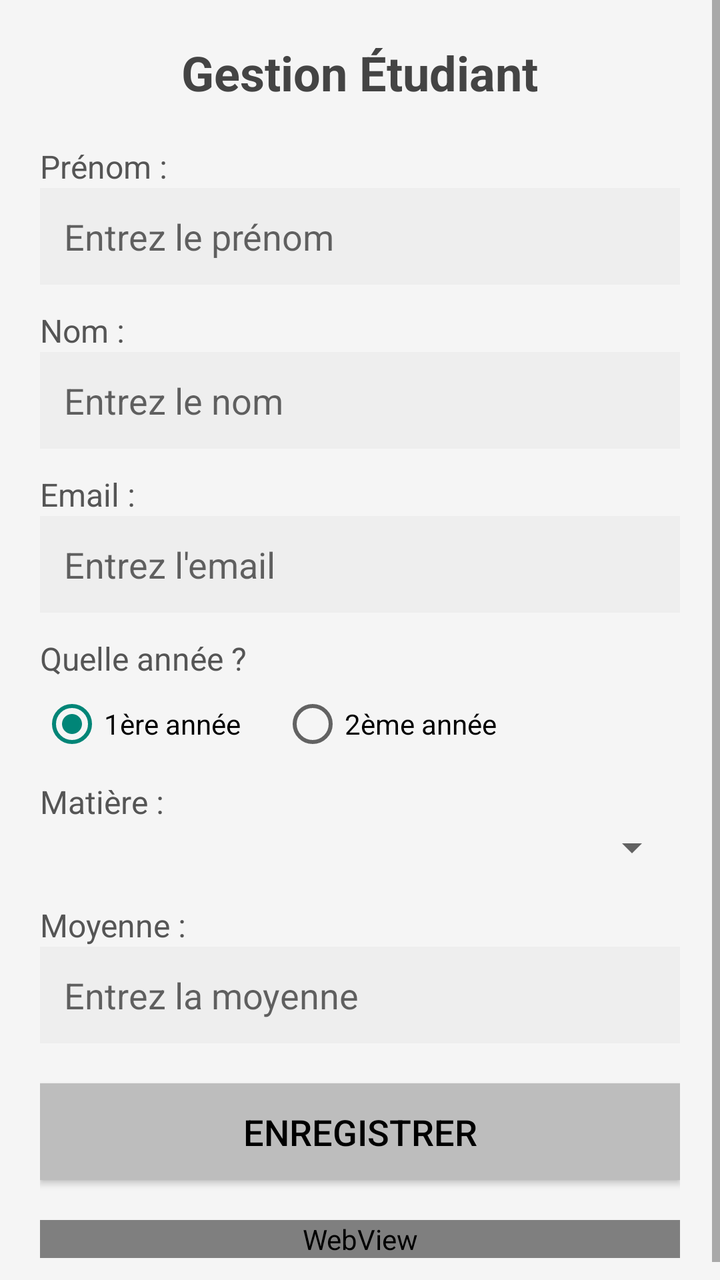
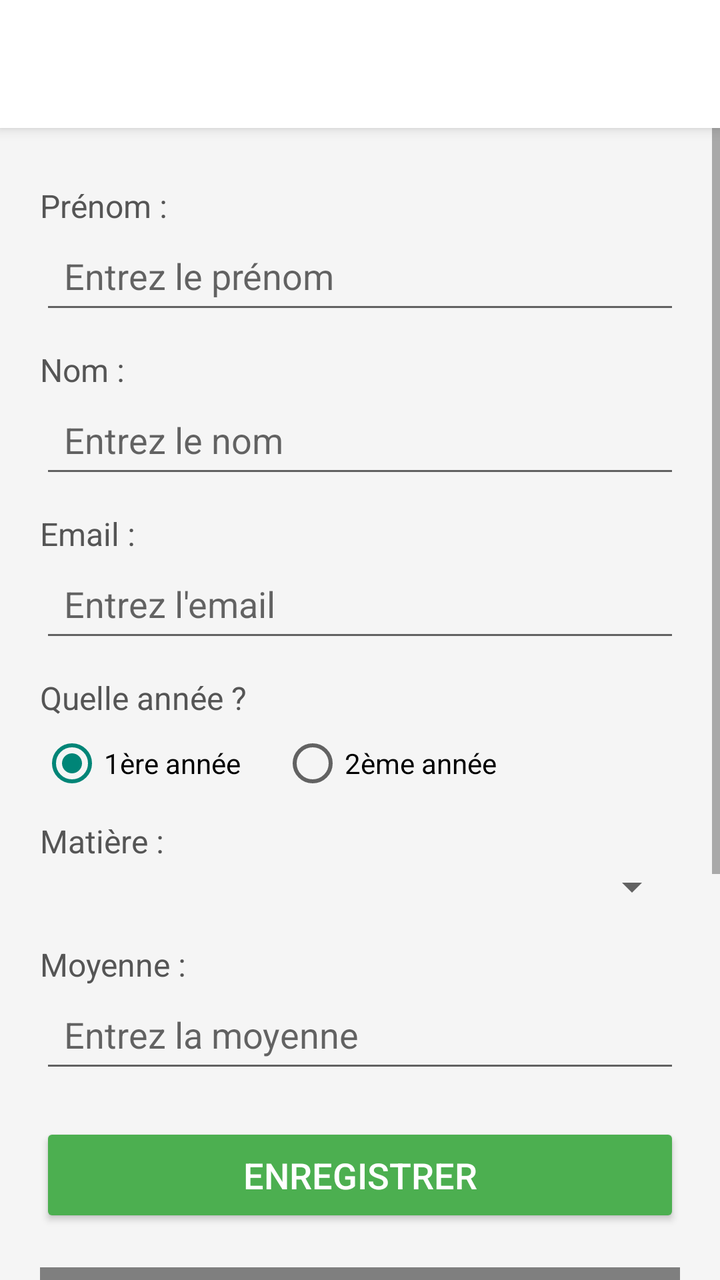

Compare the two renders of this Android layout. The source of the first and the diff that turns it into the second are given below.
<!-- AndroidManifest.xml: application theme Theme.AppCompat.Light.DarkActionBar -->
<!-- res/layout/activity_gestion_etudiant.xml -->
<?xml version="1.0" encoding="utf-8"?>
<ScrollView xmlns:android="http://schemas.android.com/apk/res/android"
    xmlns:tools="http://schemas.android.com/tools"
    android:layout_width="match_parent"
    android:layout_height="match_parent"
    android:background="#F5F5F5">

    <LinearLayout
        android:layout_width="match_parent"
        android:layout_height="wrap_content"
        android:orientation="vertical"
        android:padding="20dp"
        tools:ignore="WebViewLayout">

        <TextView
            android:layout_width="wrap_content"
            android:layout_height="wrap_content"
            android:text="Gestion Étudiant"
            android:textSize="24sp"
            android:textColor="#444444"
            android:textStyle="bold"
            android:layout_gravity="center"
            android:layout_marginBottom="20dp"/>

        <TextView
            android:layout_width="wrap_content"
            android:layout_height="wrap_content"
            android:text="Prénom :"
            android:textSize="16sp"
            android:textColor="#555555"/>

        <EditText
            android:id="@+id/etPrenom"
            android:layout_width="match_parent"
            android:layout_height="wrap_content"
            android:hint="Entrez le prénom"
            android:background="#EEEEEE"
            android:padding="12dp"
            android:layout_marginBottom="12dp"/>

        <TextView
            android:layout_width="wrap_content"
            android:layout_height="wrap_content"
            android:text="Nom :"
            android:textSize="16sp"
            android:textColor="#555555"/>

        <EditText
            android:id="@+id/etNom"
            android:layout_width="match_parent"
            android:layout_height="wrap_content"
            android:hint="Entrez le nom"
            android:background="#EEEEEE"
            android:padding="12dp"
            android:layout_marginBottom="12dp"/>

        <TextView
            android:layout_width="wrap_content"
            android:layout_height="wrap_content"
            android:text="Email :"
            android:textSize="16sp"
            android:textColor="#555555"/>

        <EditText
            android:id="@+id/etEmail"
            android:layout_width="match_parent"
            android:layout_height="wrap_content"
            android:hint="Entrez l'email"
            android:background="#EEEEEE"
            android:padding="12dp"
            android:inputType="textEmailAddress"
            android:layout_marginBottom="12dp"/>

        <TextView
            android:layout_width="wrap_content"
            android:layout_height="wrap_content"
            android:text="Quelle année ?"
            android:textSize="16sp"
            android:textColor="#555555"
            android:layout_marginBottom="6dp"/>

        <RadioGroup
            android:id="@+id/rgAnnee"
            android:layout_width="wrap_content"
            android:layout_height="wrap_content"
            android:orientation="horizontal">

            <RadioButton
                android:id="@+id/rb1"
                android:layout_width="wrap_content"
                android:layout_height="wrap_content"
                android:text="1ère année"
                android:checked="true"
                android:layout_marginEnd="20dp"/>

            <RadioButton
                android:id="@+id/rb2"
                android:layout_width="wrap_content"
                android:layout_height="wrap_content"
                android:text="2ème année"/>
        </RadioGroup>

        <TextView
            android:layout_width="wrap_content"
            android:layout_height="wrap_content"
            android:text="Matière :"
            android:textSize="16sp"
            android:textColor="#555555"
            android:layout_marginTop="12dp"/>

        <Spinner
            android:id="@+id/spinnerMatiere"
            android:layout_width="match_parent"
            android:layout_height="wrap_content"
            android:layout_marginBottom="16dp"/>

        <TextView
            android:layout_width="wrap_content"
            android:layout_height="wrap_content"
            android:text="Moyenne :"
            android:textSize="16sp"
            android:textColor="#555555"/>

        <EditText
            android:id="@+id/etMoyenne"
            android:layout_width="match_parent"
            android:layout_height="wrap_content"
            android:hint="Entrez la moyenne"
            android:background="#EEEEEE"
            android:padding="12dp"
            android:inputType="numberDecimal"
            android:layout_marginBottom="20dp"/>

        <Button
            android:id="@+id/btnEnregistrer"
            android:layout_width="match_parent"
            android:layout_height="wrap_content"
            android:text="ENREGISTRER"
            android:textSize="18sp"
            android:padding="12dp"
            android:background="#BDBDBD"
            android:textColor="#000000"
            android:layout_marginBottom="20dp"/>

        <WebView
            android:id="@+id/webResult"
            android:layout_width="match_parent"
            android:layout_height="wrap_content" />
    </LinearLayout>
</ScrollView>
<!-- resources referenced by this layout -->
<resources>

</resources>

<!-- the commit's change to res/layout/activity_gestion_etudiant.xml (unified diff, before → after) -->
@@ -1,150 +1,161 @@
 <?xml version="1.0" encoding="utf-8"?>
-<ScrollView xmlns:android="http://schemas.android.com/apk/res/android"
+<LinearLayout xmlns:android="http://schemas.android.com/apk/res/android"
     xmlns:tools="http://schemas.android.com/tools"
     android:layout_width="match_parent"
     android:layout_height="match_parent"
+    android:orientation="vertical"
     android:background="#F5F5F5">
 
+    
     <LinearLayout
         android:layout_width="match_parent"
         android:layout_height="wrap_content"
-        android:orientation="vertical"
-        android:padding="20dp"
-        tools:ignore="WebViewLayout">
+        android:orientation="horizontal"
+        android:background="#FFFFFF"
+        android:elevation="4dp"
+        android:padding="12dp"
+        android:gravity="center_vertical">
 
-        <TextView
-            android:layout_width="wrap_content"
-            android:layout_height="wrap_content"
-            android:text="Gestion Étudiant"
-            android:textSize="24sp"
-            android:textColor="#444444"
-            android:textStyle="bold"
-            android:layout_gravity="center"
-            android:layout_marginBottom="20dp"/>
+        
+        <View
+            android:layout_width="40dp"
+            android:layout_height="40dp"/>
+    </LinearLayout>
 
-        <TextView
-            android:layout_width="wrap_content"
-            android:layout_height="wrap_content"
-            android:text="Prénom :"
-            android:textSize="16sp"
-            android:textColor="#555555"/>
+    <ScrollView
+        android:layout_width="match_parent"
+        android:layout_height="match_parent"
+        android:fillViewport="true">
 
-        <EditText
-            android:id="@+id/etPrenom"
+        <LinearLayout
             android:layout_width="match_parent"
             android:layout_height="wrap_content"
-            android:hint="Entrez le prénom"
-            android:background="#EEEEEE"
-            android:padding="12dp"
-            android:layout_marginBottom="12dp"/>
+            android:orientation="vertical"
+            android:padding="20dp"
+            tools:ignore="WebViewLayout">
 
-        <TextView
-            android:layout_width="wrap_content"
-            android:layout_height="wrap_content"
-            android:text="Nom :"
-            android:textSize="16sp"
-            android:textColor="#555555"/>
-
-        <EditText
-            android:id="@+id/etNom"
-            android:layout_width="match_parent"
-            android:layout_height="wrap_content"
-            android:hint="Entrez le nom"
-            android:background="#EEEEEE"
-            android:padding="12dp"
-            android:layout_marginBottom="12dp"/>
-
-        <TextView
-            android:layout_width="wrap_content"
-            android:layout_height="wrap_content"
-            android:text="Email :"
-            android:textSize="16sp"
-            android:textColor="#555555"/>
-
-        <EditText
-            android:id="@+id/etEmail"
-            android:layout_width="match_parent"
-            android:layout_height="wrap_content"
-            android:hint="Entrez l'email"
-            android:background="#EEEEEE"
-            android:padding="12dp"
-            android:inputType="textEmailAddress"
-            android:layout_marginBottom="12dp"/>
-
-        <TextView
-            android:layout_width="wrap_content"
-            android:layout_height="wrap_content"
-            android:text="Quelle année ?"
-            android:textSize="16sp"
-            android:textColor="#555555"
-            android:layout_marginBottom="6dp"/>
-
-        <RadioGroup
-            android:id="@+id/rgAnnee"
-            android:layout_width="wrap_content"
-            android:layout_height="wrap_content"
-            android:orientation="horizontal">
-
-            <RadioButton
-                android:id="@+id/rb1"
+            <TextView
                 android:layout_width="wrap_content"
                 android:layout_height="wrap_content"
-                android:text="1ère année"
-                android:checked="true"
-                android:layout_marginEnd="20dp"/>
+                android:text="Prénom :"
+                android:textSize="16sp"
+                android:textColor="#555555"
+                android:layout_marginTop="8dp"/>
 
-            <RadioButton
-                android:id="@+id/rb2"
+            <EditText
+                android:id="@+id/etPrenom"
+                android:layout_width="match_parent"
+                android:layout_height="wrap_content"
+                android:hint="Entrez le prénom"
+                android:padding="12dp"
+                android:layout_marginBottom="12dp"/>
+
+            <TextView
                 android:layout_width="wrap_content"
                 android:layout_height="wrap_content"
-                android:text="2ème année"/>
-        </RadioGroup>
+                android:text="Nom :"
+                android:textSize="16sp"
+                android:textColor="#555555"/>
 
-        <TextView
-            android:layout_width="wrap_content"
-            android:layout_height="wrap_content"
-            android:text="Matière :"
-            android:textSize="16sp"
-            android:textColor="#555555"
-            android:layout_marginTop="12dp"/>
+            <EditText
+                android:id="@+id/etNom"
+                android:layout_width="match_parent"
+                android:layout_height="wrap_content"
+                android:hint="Entrez le nom"
+                android:padding="12dp"
+                android:layout_marginBottom="12dp"/>
 
-        <Spinner
-            android:id="@+id/spinnerMatiere"
-            android:layout_width="match_parent"
-            android:layout_height="wrap_content"
-            android:layout_marginBottom="16dp"/>
+            <TextView
+                android:layout_width="wrap_content"
+                android:layout_height="wrap_content"
+                android:text="Email :"
+                android:textSize="16sp"
+                android:textColor="#555555"/>
 
-        <TextView
-            android:layout_width="wrap_content"
-            android:layout_height="wrap_content"
-            android:text="Moyenne :"
-            android:textSize="16sp"
-            android:textColor="#555555"/>
+            <EditText
+                android:id="@+id/etEmail"
+                android:layout_width="match_parent"
+                android:layout_height="wrap_content"
+                android:hint="Entrez l'email"
+                android:padding="12dp"
+                android:inputType="textEmailAddress"
+                android:layout_marginBottom="12dp"/>
 
-        <EditText
-            android:id="@+id/etMoyenne"
-            android:layout_width="match_parent"
-            android:layout_height="wrap_content"
-            android:hint="Entrez la moyenne"
-            android:background="#EEEEEE"
-            android:padding="12dp"
-            android:inputType="numberDecimal"
-            android:layout_marginBottom="20dp"/>
+            <TextView
+                android:layout_width="wrap_content"
+                android:layout_height="wrap_content"
+                android:text="Quelle année ?"
+                android:textSize="16sp"
+                android:textColor="#555555"
+                android:layout_marginBottom="6dp"/>
 
-        <Button
-            android:id="@+id/btnEnregistrer"
-            android:layout_width="match_parent"
-            android:layout_height="wrap_content"
-            android:text="ENREGISTRER"
-            android:textSize="18sp"
-            android:padding="12dp"
-            android:background="#BDBDBD"
-            android:textColor="#000000"
-            android:layout_marginBottom="20dp"/>
+            <RadioGroup
+                android:id="@+id/rgAnnee"
+                android:layout_width="wrap_content"
+                android:layout_height="wrap_content"
+                android:orientation="horizontal"
+                android:layout_marginBottom="12dp">
 
-        <WebView
-            android:id="@+id/webResult"
-            android:layout_width="match_parent"
-            android:layout_height="wrap_content" />
-    </LinearLayout>
-</ScrollView>
+                <RadioButton
+                    android:id="@+id/rb1"
+                    android:layout_width="wrap_content"
+                    android:layout_height="wrap_content"
+                    android:text="1ère année"
+                    android:checked="true"
+                    android:layout_marginEnd="20dp"/>
+
+                <RadioButton
+                    android:id="@+id/rb2"
+                    android:layout_width="wrap_content"
+                    android:layout_height="wrap_content"
+                    android:text="2ème année"/>
+            </RadioGroup>
+
+            <TextView
+                android:layout_width="wrap_content"
+                android:layout_height="wrap_content"
+                android:text="Matière :"
+                android:textSize="16sp"
+                android:textColor="#555555"/>
+
+            <Spinner
+                android:id="@+id/spinnerMatiere"
+                android:layout_width="match_parent"
+                android:layout_height="wrap_content"
+                android:padding="12dp"
+                android:layout_marginBottom="16dp"/>
+
+            <TextView
+                android:layout_width="wrap_content"
+                android:layout_height="wrap_content"
+                android:text="Moyenne :"
+                android:textSize="16sp"
+                android:textColor="#555555"/>
+
+            <EditText
+                android:id="@+id/etMoyenne"
+                android:layout_width="match_parent"
+                android:layout_height="wrap_content"
+                android:hint="Entrez la moyenne"
+                android:padding="12dp"
+                android:inputType="numberDecimal"
+                android:layout_marginBottom="20dp"/>
+
+            <Button
+                android:id="@+id/btnEnregistrer"
+                android:layout_width="match_parent"
+                android:layout_height="wrap_content"
+                android:text="ENREGISTRER"
+                android:textSize="18sp"
+                android:padding="14dp"
+                android:backgroundTint="#4CAF50"
+                android:textColor="#FFFFFF"
+                android:layout_marginBottom="20dp"/>
+
+            <WebView
+                android:id="@+id/webResult"
+                android:layout_width="match_parent"
+                android:layout_height="300dp" />
+        </LinearLayout>
+    </ScrollView>
+</LinearLayout>
